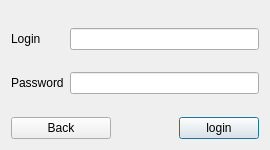
Above: source/windows/authorization/authorizationwindow.ui from Who-are-me/term_paper_2022 before the change. Below: the same form after it.
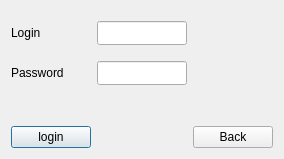
That is the form after the change.

```diff
--- a/source/windows/authorization/authorizationwindow.ui
+++ b/source/windows/authorization/authorizationwindow.ui
@@ -6,28 +6,25 @@
    <rect>
     <x>0</x>
     <y>0</y>
-    <width>270</width>
-    <height>150</height>
+    <width>252</width>
+    <height>159</height>
    </rect>
   </property>
   <property name="windowTitle">
    <string>Dialog</string>
   </property>
   <layout class="QGridLayout" name="gridLayout">
-   <item row="4" column="2">
-    <spacer name="verticalSpacer">
-     <property name="orientation">
-      <enum>Qt::Vertical</enum>
+   <item row="5" column="0">
+    <widget class="QLabel" name="label_2">
+     <property name="layoutDirection">
+      <enum>Qt::RightToLeft</enum>
      </property>
-     <property name="sizeHint" stdset="0">
-      <size>
-       <width>20</width>
-       <height>40</height>
-      </size>
+     <property name="text">
+      <string>Password</string>
      </property>
-    </spacer>
+    </widget>
    </item>
-   <item row="5" column="6">
+   <item row="7" column="0">
     <widget class="QPushButton" name="btn_login">
      <property name="maximumSize">
       <size>
@@ -40,47 +37,36 @@
      </property>
     </widget>
    </item>
-   <item row="2" column="2">
+   <item row="3" column="7">
+    <spacer name="horizontalSpacer_2">
+     <property name="orientation">
+      <enum>Qt::Horizontal</enum>
+     </property>
+     <property name="sizeHint" stdset="0">
+      <size>
+       <width>40</width>
+       <height>20</height>
+      </size>
+     </property>
+    </spacer>
+   </item>
+   <item row="4" column="3">
     <spacer name="verticalSpacer_3">
      <property name="orientation">
       <enum>Qt::Vertical</enum>
      </property>
-     <property name="sizeHint" stdset="0">
-      <size>
-       <width>20</width>
-       <height>40</height>
-      </size>
+     <property name="sizeType">
+      <enum>QSizePolicy::Fixed</enum>
      </property>
-    </spacer>
-   </item>
-   <item row="1" column="0">
-    <widget class="QLabel" name="label">
-     <property name="text">
-      <string>Login</string>
-     </property>
-    </widget>
-   </item>
-   <item row="3" column="0">
-    <widget class="QLabel" name="label_2">
-     <property name="text">
-      <string>Password</string>
-     </property>
-    </widget>
-   </item>
-   <item row="0" column="2">
-    <spacer name="verticalSpacer_2">
-     <property name="orientation">
-      <enum>Qt::Vertical</enum>
-     </property>
      <property name="sizeHint" stdset="0">
       <size>
        <width>20</width>
-       <height>40</height>
+       <height>10</height>
       </size>
      </property>
     </spacer>
    </item>
-   <item row="5" column="3" colspan="3">
+   <item row="7" column="1" colspan="6">
     <spacer name="horizontalSpacer">
      <property name="orientation">
       <enum>Qt::Horizontal</enum>
@@ -93,18 +79,84 @@
      </property>
     </spacer>
    </item>
-   <item row="5" column="0" colspan="3">
+   <item row="6" column="3">
+    <spacer name="verticalSpacer">
+     <property name="orientation">
+      <enum>Qt::Vertical</enum>
+     </property>
+     <property name="sizeHint" stdset="0">
+      <size>
+       <width>20</width>
+       <height>40</height>
+      </size>
+     </property>
+    </spacer>
+   </item>
+   <item row="7" column="7">
     <widget class="QPushButton" name="btn_back">
      <property name="text">
       <string>Back</string>
      </property>
     </widget>
    </item>
+   <item row="0" column="3">
+    <spacer name="verticalSpacer_2">
+     <property name="orientation">
+      <enum>Qt::Vertical</enum>
+     </property>
+     <property name="sizeType">
+      <enum>QSizePolicy::Fixed</enum>
+     </property>
+     <property name="sizeHint" stdset="0">
+      <size>
+       <width>20</width>
+       <height>10</height>
+      </size>
+     </property>
+    </spacer>
+   </item>
+   <item row="3" column="0">
+    <widget class="QLabel" name="label">
+     <property name="layoutDirection">
+      <enum>Qt::RightToLeft</enum>
+     </property>
+     <property name="text">
+      <string>Login</string>
+     </property>
+    </widget>
+   </item>
+   <item row="5" column="1" colspan="6">
+    <widget class="QLineEdit" name="le_password">
+     <property name="minimumSize">
+      <size>
+       <width>90</width>
+       <height>24</height>
+      </size>
+     </property>
+    </widget>
+   </item>
    <item row="3" column="1" colspan="6">
-    <widget class="QLineEdit" name="le_password"/>
+    <widget class="QLineEdit" name="le_login">
+     <property name="minimumSize">
+      <size>
+       <width>90</width>
+       <height>24</height>
+      </size>
+     </property>
+    </widget>
    </item>
-   <item row="1" column="1" colspan="6">
-    <widget class="QLineEdit" name="le_login"/>
+   <item row="5" column="7">
+    <spacer name="horizontalSpacer_3">
+     <property name="orientation">
+      <enum>Qt::Horizontal</enum>
+     </property>
+     <property name="sizeHint" stdset="0">
+      <size>
+       <width>40</width>
+       <height>20</height>
+      </size>
+     </property>
+    </spacer>
    </item>
   </layout>
  </widget>
```
